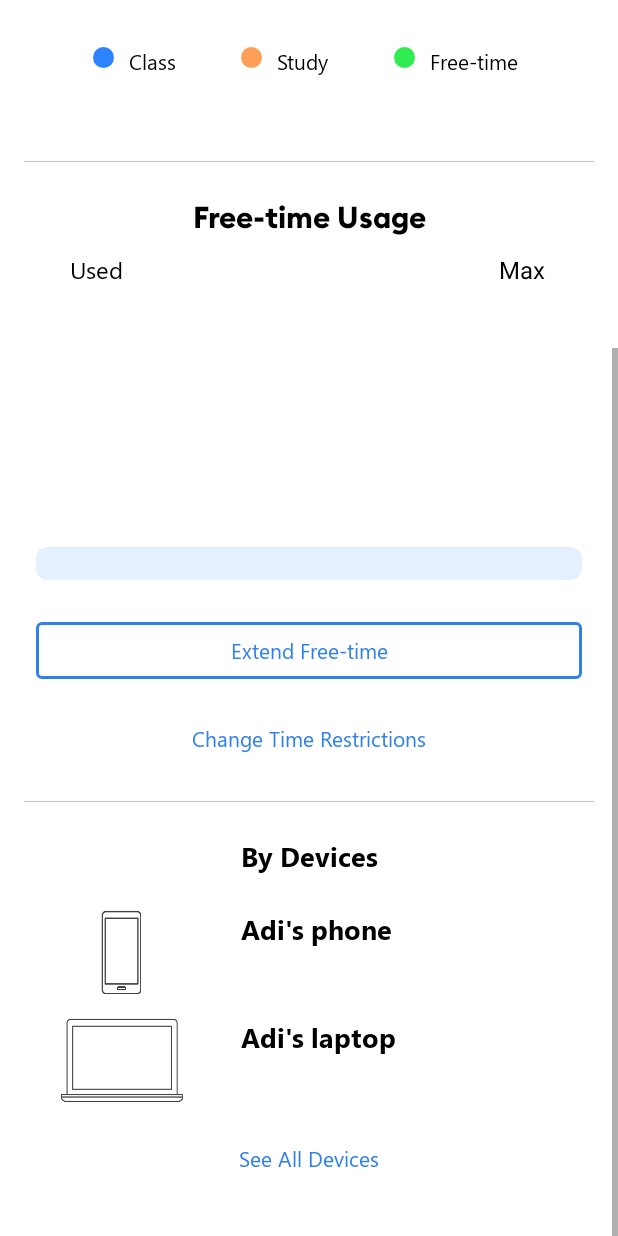
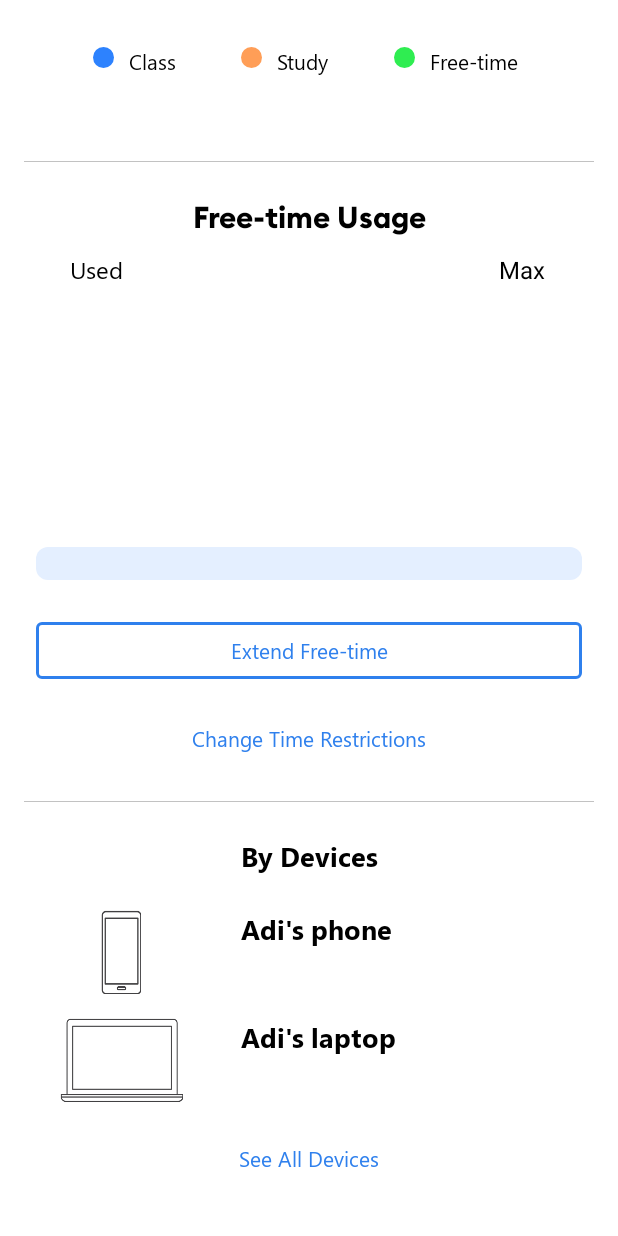
Before and after one commit to binishmatheww/ParentalControl, an Android app: the layout fragment_dashboard.xml on its own in the app's theme, with its tools: preview values and no code run, scrolled down 323 dp, on a phone screen of 412 x 824 dp. Run offline under Robolectric (Android 15) with nearby library versions, the phone set to English and light mode, and no system bars; plain views replace PieChart.

Commit message:
Initial commit

```diff
--- a/app/src/main/res/layout/fragment_dashboard.xml
+++ b/app/src/main/res/layout/fragment_dashboard.xml
@@ -7,7 +7,8 @@
     <ScrollView
         android:layout_width="match_parent"
         android:layout_height="match_parent"
-        android:overScrollMode="never">
+        android:overScrollMode="never"
+        android:scrollbarSize="0dp">
 
         <androidx.constraintlayout.widget.ConstraintLayout
             android:layout_width="match_parent"
```
